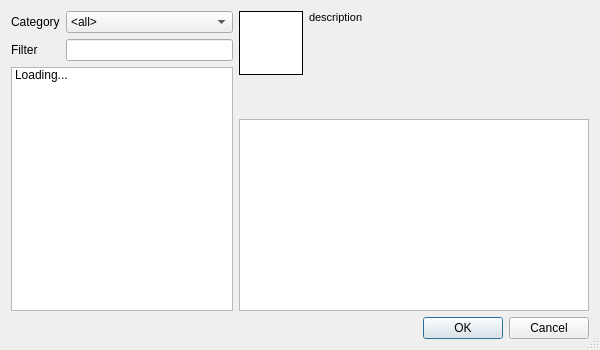
wizzomafizzo/starcheat, file starcheat/templates/ItemBrowser.ui: the form before one commit.
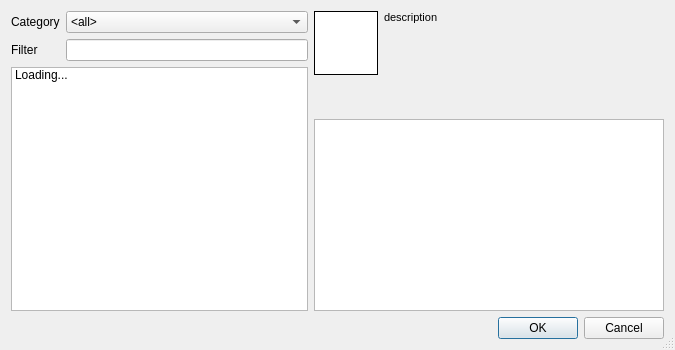
The form after the commit.

Patch:
```diff
--- a/starcheat/templates/ItemBrowser.ui
+++ b/starcheat/templates/ItemBrowser.ui
@@ -6,7 +6,7 @@
    <rect>
     <x>0</x>
     <y>0</y>
-    <width>600</width>
+    <width>675</width>
     <height>350</height>
    </rect>
   </property>
```
